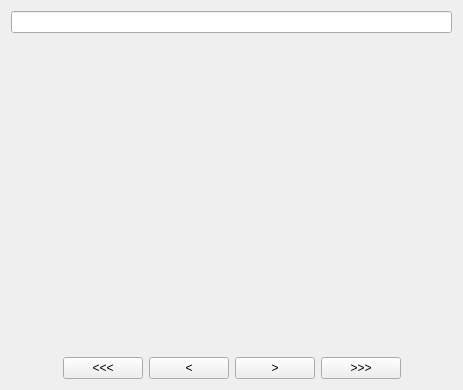
The window that bin/data/ui/3dcanvassource.ui (realXtend/tundra) describes before a commit, drawn with Qt 5.
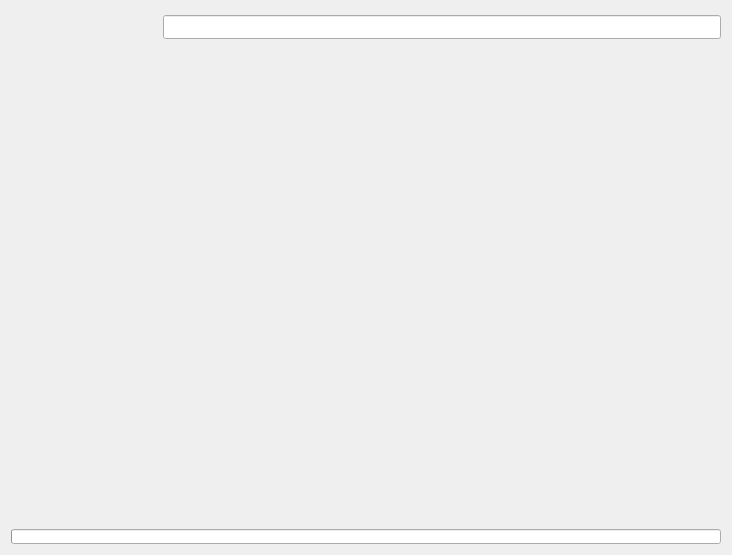
The same window after the commit. Icons and pictures are not drawn.

Commit message: EC_3DCanvasSource: updated ui to have proper browser controls. Height and width of the rendered widget is not in attributes. Sync 2D browsing is a attribute, enable if you want 2d browsing to be sent to other clients.

The edit to the form file:
```diff
--- a/bin/data/ui/3dcanvassource.ui
+++ b/bin/data/ui/3dcanvassource.ui
@@ -6,16 +6,15 @@
    <rect>
     <x>0</x>
     <y>0</y>
-    <width>463</width>
-    <height>390</height>
+    <width>732</width>
+    <height>555</height>
    </rect>
   </property>
   <property name="windowTitle">
    <string>3DCanvas Controls</string>
   </property>
   <property name="styleSheet">
-   <string notr="true">/* Containers */
-QWidget#ECEditor {
+   <string notr="true">QWidget#ECEditor {
 	background-color: none;
 }
 
@@ -26,11 +25,105 @@
 
 QLabel {
 	padding-bottom: 3px;
-}</string>
+}
+
+QPushButton {
+	border: 0px;
+}
+
+QPushButton::pressed {
+	border-radius: 6px;
+	border: 1px solid grey;
+}
+
+QPushButton#button_back { background-image: url('./data/ui/images/browser/back.png'); }
+QPushButton#button_forward { background-image: url('./data/ui/images/browser/forward.png'); }
+QPushButton#button_refreshstop { background-image: url('./data/ui/images/browser/refresh.png'); }
+QPushButton#button_home { background-image: url('./data/ui/images/browser/home.png'); }</string>
   </property>
   <layout class="QVBoxLayout" name="verticalLayout">
    <item>
-    <widget class="QLineEdit" name="line_source"/>
+    <layout class="QHBoxLayout" name="horizontalLayout">
+     <item>
+      <widget class="QPushButton" name="button_back">
+       <property name="minimumSize">
+        <size>
+         <width>32</width>
+         <height>32</height>
+        </size>
+       </property>
+       <property name="text">
+        <string/>
+       </property>
+       <property name="flat">
+        <bool>true</bool>
+       </property>
+      </widget>
+     </item>
+     <item>
+      <widget class="QPushButton" name="button_forward">
+       <property name="minimumSize">
+        <size>
+         <width>32</width>
+         <height>32</height>
+        </size>
+       </property>
+       <property name="text">
+        <string/>
+       </property>
+       <property name="flat">
+        <bool>true</bool>
+       </property>
+      </widget>
+     </item>
+     <item>
+      <widget class="QPushButton" name="button_refreshstop">
+       <property name="minimumSize">
+        <size>
+         <width>32</width>
+         <height>32</height>
+        </size>
+       </property>
+       <property name="text">
+        <string/>
+       </property>
+       <property name="flat">
+        <bool>true</bool>
+       </property>
+      </widget>
+     </item>
+     <item>
+      <widget class="QPushButton" name="button_home">
+       <property name="minimumSize">
+        <size>
+         <width>32</width>
+         <height>32</height>
+        </size>
+       </property>
+       <property name="text">
+        <string/>
+       </property>
+       <property name="flat">
+        <bool>true</bool>
+       </property>
+      </widget>
+     </item>
+     <item>
+      <widget class="QLineEdit" name="line_source">
+       <property name="minimumSize">
+        <size>
+         <width>0</width>
+         <height>24</height>
+        </size>
+       </property>
+       <property name="font">
+        <font>
+         <pointsize>9</pointsize>
+        </font>
+       </property>
+      </widget>
+     </item>
+    </layout>
    </item>
    <item>
     <widget class="QWidget" name="widget_placeholder" native="true">
@@ -54,62 +147,20 @@
     </widget>
    </item>
    <item>
-    <layout class="QHBoxLayout" name="horizontalLayout">
-     <item>
-      <spacer name="horizontalSpacer">
-       <property name="orientation">
-        <enum>Qt::Horizontal</enum>
-       </property>
-       <property name="sizeHint" stdset="0">
-        <size>
-         <width>40</width>
-         <height>20</height>
-        </size>
-       </property>
-      </spacer>
-     </item>
-     <item>
-      <widget class="QPushButton" name="but_start">
-       <property name="text">
-        <string>&lt;&lt;&lt;</string>
-       </property>
-      </widget>
-     </item>
-     <item>
-      <widget class="QPushButton" name="but_prev">
-       <property name="text">
-        <string>&lt;</string>
-       </property>
-      </widget>
-     </item>
-     <item>
-      <widget class="QPushButton" name="but_next">
-       <property name="text">
-        <string>&gt;</string>
-       </property>
-      </widget>
-     </item>
-     <item>
-      <widget class="QPushButton" name="but_end">
-       <property name="text">
-        <string>&gt;&gt;&gt;</string>
-       </property>
-      </widget>
-     </item>
-     <item>
-      <spacer name="horizontalSpacer_2">
-       <property name="orientation">
-        <enum>Qt::Horizontal</enum>
-       </property>
-       <property name="sizeHint" stdset="0">
-        <size>
-         <width>40</width>
-         <height>20</height>
-        </size>
-       </property>
-      </spacer>
-     </item>
-    </layout>
+    <widget class="QProgressBar" name="progress_bar">
+     <property name="maximumSize">
+      <size>
+       <width>16777215</width>
+       <height>15</height>
+      </size>
+     </property>
+     <property name="value">
+      <number>0</number>
+     </property>
+     <property name="textVisible">
+      <bool>false</bool>
+     </property>
+    </widget>
    </item>
   </layout>
  </widget>
```
Left out of the diff: 6 changed lines with no effect on the pictures. The commit also changes 8 other files.
